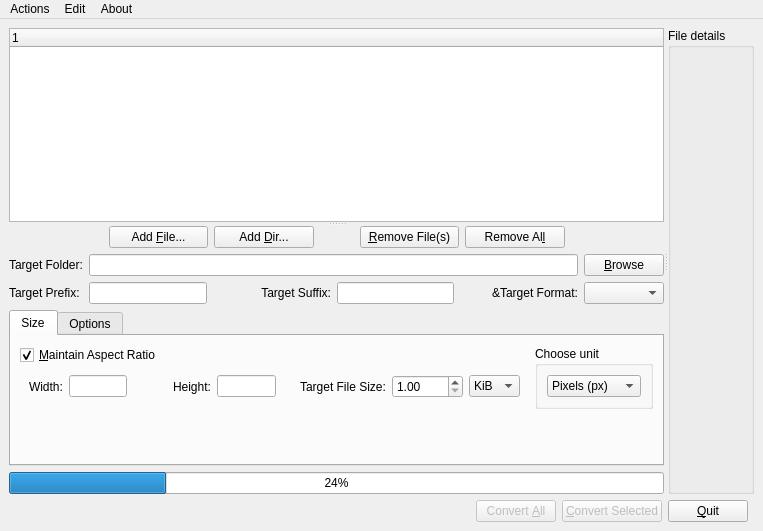
Above: dialogs/convertdialog.ui from marek629/SIR before the change. Below: the same form after it.
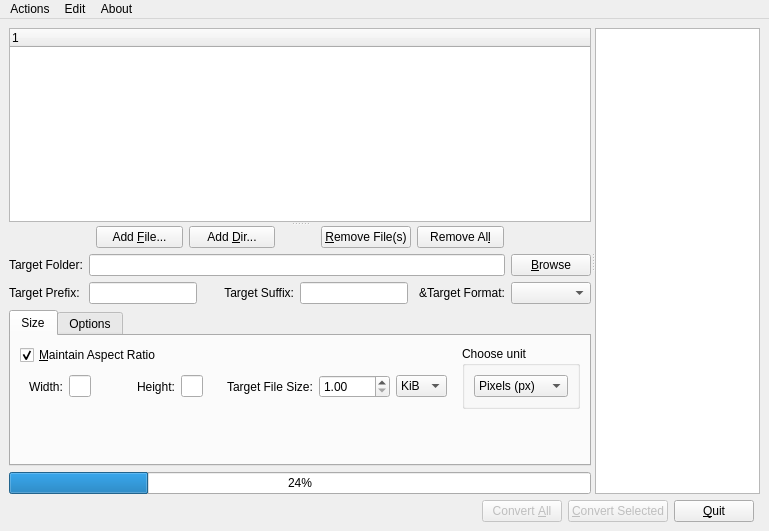
That is the form after the change. Icons and pictures are not drawn. Custom widgets are drawn as their Qt base class.

Commit message: showing thumbnail and file path in details

```diff
--- a/dialogs/convertdialog.ui
+++ b/dialogs/convertdialog.ui
@@ -6,7 +6,7 @@
    <rect>
     <x>0</x>
     <y>0</y>
-    <width>763</width>
+    <width>769</width>
     <height>531</height>
    </rect>
   </property>
@@ -18,64 +18,8 @@
     <normaloff>:/images/sir-32x32.png</normaloff>:/images/sir-32x32.png</iconset>
   </property>
   <widget class="QWidget" name="centralwidget">
-   <layout class="QGridLayout" name="gridLayout">
-    <item row="1" column="0">
-     <layout class="QHBoxLayout" name="horizontalLayout">
-      <property name="rightMargin">
-       <number>6</number>
-      </property>
-      <item>
-       <spacer>
-        <property name="orientation">
-         <enum>Qt::Horizontal</enum>
-        </property>
-        <property name="sizeType">
-         <enum>QSizePolicy::Expanding</enum>
-        </property>
-        <property name="sizeHint" stdset="0">
-         <size>
-          <width>91</width>
-          <height>20</height>
-         </size>
-        </property>
-       </spacer>
-      </item>
-      <item>
-       <widget class="QPushButton" name="convertButton">
-        <property name="enabled">
-         <bool>false</bool>
-        </property>
-        <property name="text">
-         <string>Convert &amp;All</string>
-        </property>
-        <property name="shortcut">
-         <string>Alt+A</string>
-        </property>
-       </widget>
-      </item>
-      <item>
-       <widget class="QPushButton" name="convertSelectedButton">
-        <property name="enabled">
-         <bool>false</bool>
-        </property>
-        <property name="text">
-         <string>&amp;Convert Selected</string>
-        </property>
-        <property name="shortcut">
-         <string>Alt+C</string>
-        </property>
-       </widget>
-      </item>
-      <item>
-       <widget class="QPushButton" name="quitButton">
-        <property name="text">
-         <string>&amp;Quit</string>
-        </property>
-       </widget>
-      </item>
-     </layout>
-    </item>
-    <item row="0" column="0">
+   <layout class="QVBoxLayout" name="verticalLayout_4">
+    <item>
      <widget class="QSplitter" name="horizontalSplitter">
       <property name="orientation">
        <enum>Qt::Horizontal</enum>
@@ -744,13 +688,65 @@
         </layout>
        </widget>
       </widget>
-      <widget class="QGroupBox" name="detailsGroupBox">
-       <property name="title">
-        <string>File details</string>
-       </property>
-      </widget>
+      <widget class="QTextBrowser" name="detailsBrowser"/>
      </widget>
     </item>
+    <item>
+     <layout class="QHBoxLayout" name="horizontalLayout">
+      <property name="rightMargin">
+       <number>6</number>
+      </property>
+      <item>
+       <spacer>
+        <property name="orientation">
+         <enum>Qt::Horizontal</enum>
+        </property>
+        <property name="sizeType">
+         <enum>QSizePolicy::Expanding</enum>
+        </property>
+        <property name="sizeHint" stdset="0">
+         <size>
+          <width>91</width>
+          <height>20</height>
+         </size>
+        </property>
+       </spacer>
+      </item>
+      <item>
+       <widget class="QPushButton" name="convertButton">
+        <property name="enabled">
+         <bool>false</bool>
+        </property>
+        <property name="text">
+         <string>Convert &amp;All</string>
+        </property>
+        <property name="shortcut">
+         <string>Alt+A</string>
+        </property>
+       </widget>
+      </item>
+      <item>
+       <widget class="QPushButton" name="convertSelectedButton">
+        <property name="enabled">
+         <bool>false</bool>
+        </property>
+        <property name="text">
+         <string>&amp;Convert Selected</string>
+        </property>
+        <property name="shortcut">
+         <string>Alt+C</string>
+        </property>
+       </widget>
+      </item>
+      <item>
+       <widget class="QPushButton" name="quitButton">
+        <property name="text">
+         <string>&amp;Quit</string>
+        </property>
+       </widget>
+      </item>
+     </layout>
+    </item>
    </layout>
   </widget>
   <widget class="QMenuBar" name="menubar">
@@ -758,7 +754,7 @@
     <rect>
      <x>0</x>
      <y>0</y>
-     <width>763</width>
+     <width>769</width>
      <height>24</height>
     </rect>
    </property>
```
The commit also changes 3 other files.
